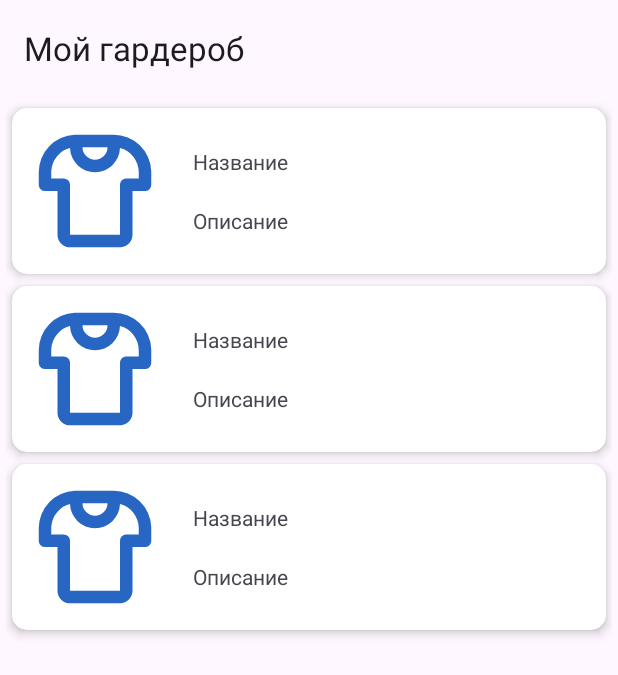
After one commit to maks2001916/MyWardrobe, an Android app: the layout activity_my_wardrobe.xml on its own in the app's theme, with its tools: preview values and no code run, on a phone screen of 412 x 824 dp. The commit adds this screen. Shown: the top 675 px of the screen. Run offline under Robolectric (Android 15) with nearby library versions, the phone set to English and light mode, and no system bars.

Commit message:
Свёрстан основной экран приложения

```diff
--- a/app/build.gradle.kts
+++ b/app/build.gradle.kts
@@ -42,6 +42,8 @@ dependencies {
     implementation(libs.material)
     implementation(libs.androidx.activity)
     implementation(libs.androidx.constraintlayout)
+    implementation("androidx.recyclerview:recyclerview:1.4.0")
+    implementation("de.hdodenhof:circleimageview:3.1.0")
     testImplementation(libs.junit)
     androidTestImplementation(libs.androidx.junit)
     androidTestImplementation(libs.androidx.espresso.core)
--- a/app/src/main/AndroidManifest.xml
+++ b/app/src/main/AndroidManifest.xml
@@ -13,6 +13,9 @@
         android:theme="@style/Theme.MyWardrobe"
         tools:targetApi="31">
         <activity
+            android:name=".MyWardrobeActivity"
+            android:exported="false" />
+        <activity
             android:name=".MainActivity"
             android:exported="true">
             <intent-filter>
--- /dev/null
+++ b/app/src/main/java/com/example/mywardrobe/MyWardrobeActivity.kt
@@ -0,0 +1,20 @@
+package com.example.mywardrobe
+
+import android.os.Bundle
+import androidx.activity.enableEdgeToEdge
+import androidx.appcompat.app.AppCompatActivity
+import androidx.core.view.ViewCompat
+import androidx.core.view.WindowInsetsCompat
+
+class MyWardrobeActivity : AppCompatActivity() {
+    override fun onCreate(savedInstanceState: Bundle?) {
+        super.onCreate(savedInstanceState)
+        enableEdgeToEdge()
+        setContentView(R.layout.activity_my_wardrobe)
+        ViewCompat.setOnApplyWindowInsetsListener(findViewById(R.id.main)) { v, insets ->
+            val systemBars = insets.getInsets(WindowInsetsCompat.Type.systemBars())
+            v.setPadding(systemBars.left, systemBars.top, systemBars.right, systemBars.bottom)
+            insets
+        }
+    }
+}
--- /dev/null
+++ b/app/src/main/res/drawable/t_shirt_2_line.xml
@@ -0,0 +1,10 @@
+<vector xmlns:android="http://schemas.android.com/apk/res/android"
+    android:width="24dp"
+    android:height="24dp"
+    android:viewportWidth="24"
+    android:viewportHeight="24">
+  <path
+      android:pathData="M15,3a6,6 0,0 1,5.996 5.775L21,9v2a1,1 0,0 1,-0.883 0.993L20,12h-2v7a2,2 0,0 1,-1.85 1.995L16,21L8,21a2,2 0,0 1,-1.995 -1.85L6,19v-7L4,12a1,1 0,0 1,-0.993 -0.883L3,11L3,9a6,6 0,0 1,5.775 -5.996L9,3zM15.998,5.126a4,4 0,0 1,-7.996 0,4.002 4.002,0 0,0 -2.997,3.668L5,9v1h2a1,1 0,0 1,0.993 0.883L8,11v8h8v-8a1,1 0,0 1,0.883 -0.993L17,10h2L19,9a4.002,4.002 0,0 0,-3.002 -3.874M14,5h-4a2,2 0,1 0,4 0"
+      android:fillColor="#2767C3"
+      android:fillType="evenOdd"/>
+</vector>
--- /dev/null
+++ b/app/src/main/res/layout/activity_my_wardrobe.xml
@@ -0,0 +1,23 @@
+<?xml version="1.0" encoding="utf-8"?>
+<LinearLayout xmlns:android="http://schemas.android.com/apk/res/android"
+    xmlns:app="http://schemas.android.com/apk/res-auto"
+    xmlns:tools="http://schemas.android.com/tools"
+    android:id="@+id/main"
+    android:layout_width="match_parent"
+    android:layout_height="match_parent"
+    tools:context=".MyWardrobeActivity"
+    android:orientation="vertical">
+
+    <androidx.appcompat.widget.Toolbar
+        android:id="@+id/toolbarMyWardrobeTB"
+        app:title="@string/app_name_ru"
+        android:layout_width="match_parent"
+        android:layout_height="wrap_content"/>
+
+    <androidx.recyclerview.widget.RecyclerView
+        android:layout_width="match_parent"
+        android:layout_height="match_parent"
+        tools:listitem="@layout/list_item"
+        android:layout_margin="4dp"/>
+
+</LinearLayout>
--- /dev/null
+++ b/app/src/main/res/layout/list_item.xml
@@ -0,0 +1,47 @@
+<?xml version="1.0" encoding="utf-8"?>
+<androidx.cardview.widget.CardView xmlns:android="http://schemas.android.com/apk/res/android"
+    xmlns:app="http://schemas.android.com/apk/res-auto"
+    android:orientation="vertical"
+    android:layout_width="match_parent"
+    android:layout_height="wrap_content"
+    android:layout_gravity="start"
+    android:layout_margin="4dp"
+    app:cardCornerRadius="10dp"
+    app:cardElevation="4dp">
+
+    <LinearLayout
+        android:layout_width="match_parent"
+        android:layout_height="wrap_content"
+        android:orientation="horizontal">
+
+        <de.hdodenhof.circleimageview.CircleImageView
+            android:layout_width="100dp"
+            android:layout_height="100dp"
+            android:layout_margin="5dp"
+            android:src="@drawable/t_shirt_2_line"/>
+
+        <LinearLayout
+            android:layout_width="match_parent"
+            android:layout_height="wrap_content"
+            android:orientation="vertical"
+            android:layout_gravity="center">
+
+            <TextView
+                android:id="@+id/titleTV"
+                android:text="@string/title"
+                android:layout_width="match_parent"
+                android:layout_height="wrap_content"
+                android:layout_margin="10dp"/>
+
+            <TextView
+                android:id="@+id/descriptionTV"
+                android:text="@string/description"
+                android:layout_width="match_parent"
+                android:layout_height="wrap_content"
+                android:layout_margin="10dp"/>
+
+        </LinearLayout>
+
+    </LinearLayout>
+
+</androidx.cardview.widget.CardView>
--- a/app/src/main/res/values/strings.xml
+++ b/app/src/main/res/values/strings.xml
@@ -1,4 +1,6 @@
 <resources>
     <string name="app_name">My wardrobe</string>
     <string name="app_name_ru">Мой гардероб</string>
+    <string name="description">Описание</string>
+    <string name="title">Название</string>
 </resources>
```
